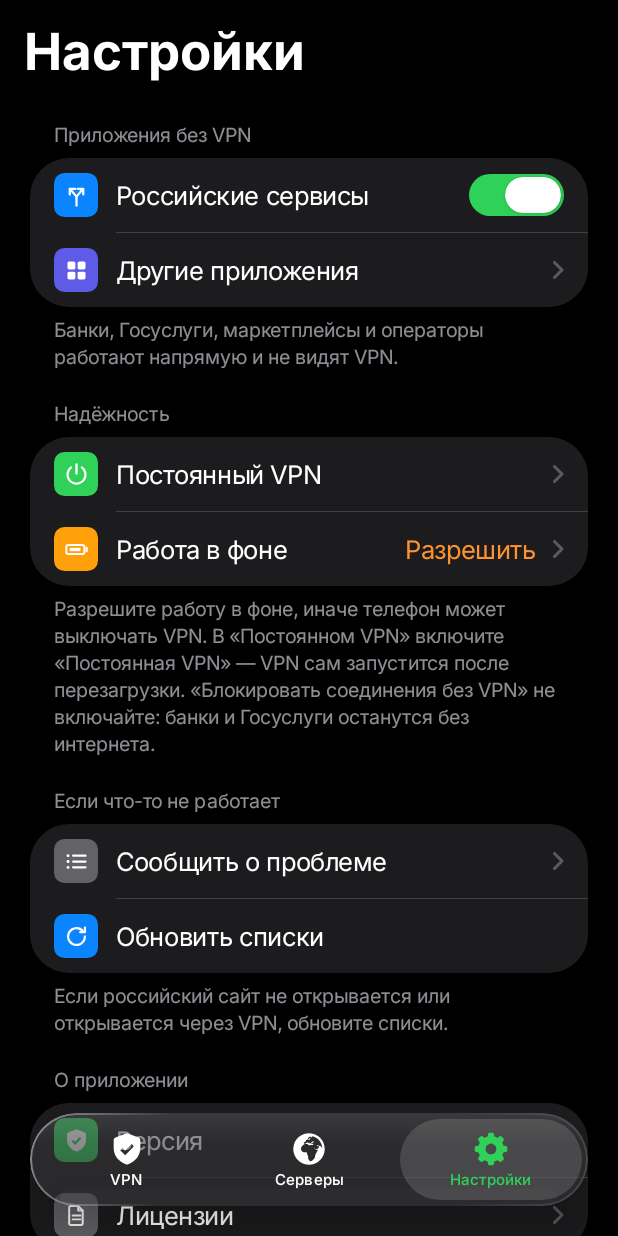
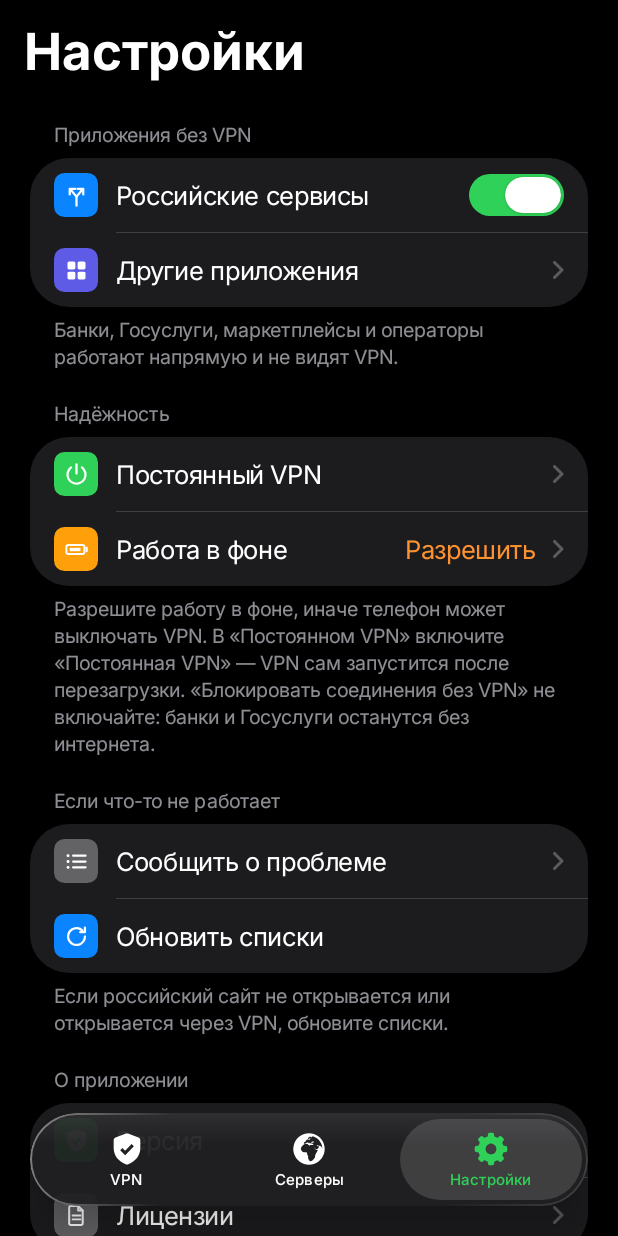
Before and after one commit to klausms17/vpn, an Android app built with Jetpack Compose: the screen it shows after launch (MainActivity), item 3 of the bottom bar chosen, on a phone screen of 412 x 824 dp. Run offline under Robolectric (Android 15) with nearby library versions, the phone set to English and light mode, and no system bars; network calls fail; 3 statements that could not run were skipped.

Commit message:
Tab bar hides the rows scrolled under it
Without a backdrop blur the translucent bar let list text show through
("Лицензии" under the tab labels). Same tone, nearly opaque.

Co-Authored-By: Claude Opus 5.5 <noreply@anthropic.com>
Claude-Session: https://claude.ai/code/session_01Pchn7zyJuHV4PxDeGWJfuY

```diff
--- a/app/src/main/java/com/klausms/vpn/ui/components/Ios.kt
+++ b/app/src/main/java/com/klausms/vpn/ui/components/Ios.kt
@@ -608,7 +608,9 @@ fun TabBar(items: List<TabItem>, selected: String, onSelect: (String) -> Unit, m
             .padding(start = 20.dp, end = 20.dp, bottom = 20.dp)
             .fillMaxWidth()
             .height(62.dp)
-            .glass(RoundedCornerShape(31.dp), elevation = 16.dp)
+            // Nearly opaque, same tone as the glass over black: without a
+            // backdrop blur, rows scrolled under the bar must not show through.
+            .glass(RoundedCornerShape(31.dp), fill = Color(0xF2202022), elevation = 16.dp)
             .padding(4.dp),
     ) {
         for (item in items) {
```
